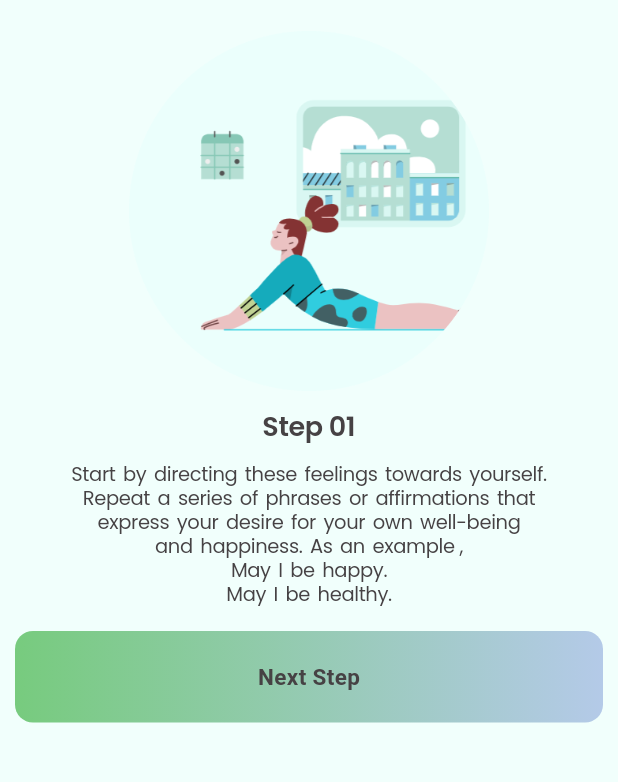
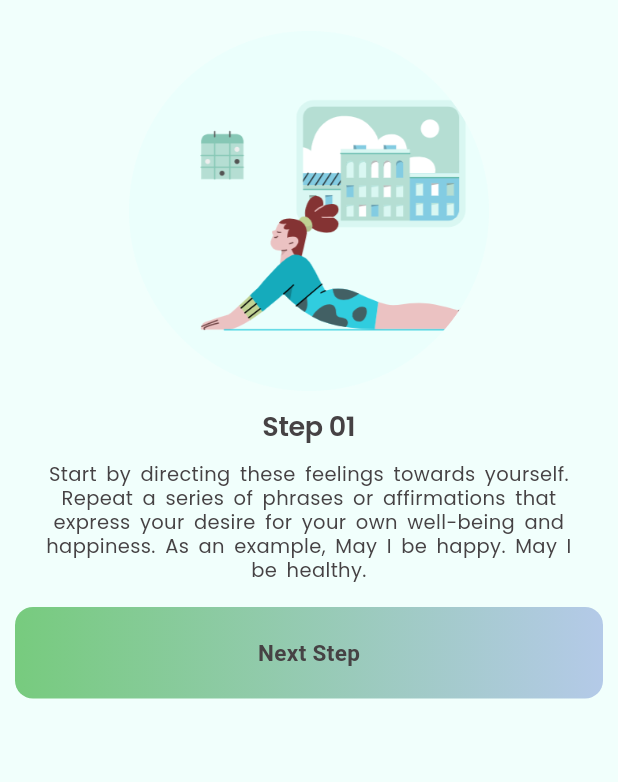
Before and after one commit to Rizz-33/Mood-Menders, a Flutter app: the lovekindmed_page screen opened directly, after a tap on "Start Meditation Now", on a phone screen of 412 x 824 dp, the part 98-880 px from its top. Run offline on Flutter 3.47's test engine with Material 3 defaults, Android fonts, the phone set to English and light mode, and no system bars; our stand-ins replace charts_flutter, cloud_firestore, firebase_auth, firebase_core, google_fonts; accounts and stored records are empty.

Commit message:
modify: path lovekindness

```diff
--- a/lib/lovemedstep1.dart
+++ b/lib/lovekindnessmed/lovemedstep1.dart
@@ -1,5 +1,5 @@
-import 'package:app/button.dart';
-import 'package:app/lovemedstep2.dart';
+import 'package:app/components/button.dart';
+import 'package:app/lovekindnessmed/lovemedstep2.dart';
 import 'package:flutter/material.dart';
 import 'package:google_fonts/google_fonts.dart';
 
@@ -116,17 +116,18 @@ class _lovemedstep1_pageState extends State<lovemedstep1_page> {
                   child: Row(
                     mainAxisAlignment: MainAxisAlignment.center,
                     children: [
-                      //message
-                      Text(
-                        'Start by directing these feelings towards yourself. \nRepeat a series of phrases or affirmations that \nexpress your desire for your own well-being \nand happiness. As an example ,\nMay I be happy.\nMay I be healthy.',
+                      Container(
+                        width: MediaQuery.of(context).size.width * 0.9,
+                        child: Text(
+                          'Start by directing these feelings towards yourself. Repeat a series of phrases or affirmations that express your desire for your own well-being and happiness. As an example, May I be happy. May I be healthy.',
                           textAlign: TextAlign.center,
                           style: GoogleFonts.poppins(
-                            textStyle: Theme.of(context).textTheme.displayLarge,
                               color: const Color.fromARGB(255, 70, 66, 68),
                               fontSize: 13,
                               height: 1.2,
-                            wordSpacing: 1.8,
+                              wordSpacing: 2.5,
                               fontWeight: FontWeight.w400),
+                        ),
                       ),
                     ],
                   ),
--- a/lib/loving-kindnessmed.dart
+++ b/lib/lovekindnessmed/loving-kindnessmed.dart
@@ -1,5 +1,5 @@
-import 'package:app/button.dart';
-import 'package:app/lovemedstep1.dart';
+import 'package:app/components/button.dart';
+import 'package:app/lovekindnessmed/lovemedstep1.dart';
 import 'package:flutter/material.dart';
 import 'package:google_fonts/google_fonts.dart';
 
@@ -100,17 +100,17 @@ class _lovekindmed_pageState extends State<lovekindmed_page> {
                 child: Row(
                   mainAxisAlignment: MainAxisAlignment.center,
                   children: [
-                    //message
-                    Text(
-                      'Loving-kindness meditation, also known as Metta \nmeditation, is a practice that cultivates feelings \nof compassion, love, and goodwill towards \noneself and others.  ',
+                    Container(
+                      width: MediaQuery.of(context).size.width * 0.9,
+                      child: Text(
+                        'Loving-kindness meditation, also known as Metta meditation, is a practice that cultivates feelings of compassion, love, and goodwill towards oneself and others.  ',
                         textAlign: TextAlign.center,
                         style: GoogleFonts.poppins(
-                        textStyle: Theme.of(context).textTheme.displayLarge,
                             color: const Color.fromARGB(255, 70, 66, 68),
-                        fontSize: 12,
-                        fontWeight: FontWeight.w400,
+                            fontSize: 13,
                             height: 1.2,
-                        wordSpacing: 1.8,
+                            wordSpacing: 2.5,
+                            fontWeight: FontWeight.w400),
                       ),
                     ),
                   ],
@@ -229,17 +229,17 @@ class _lovekindmed_pageState extends State<lovekindmed_page> {
                 child: Row(
                   mainAxisAlignment: MainAxisAlignment.start,
                   children: [
-                    //message
-                    Text(
-                      'Begin by finding a quiet and comfortable place to \nsit or lie down. This could be a meditation cushion, \na chair, or any location where you feel at ease.',
-                      textAlign: TextAlign.justify,
+                    Container(
+                      width: MediaQuery.of(context).size.width * 0.8,
+                      child: Text(
+                        'Begin by finding a quiet and comfortable place to sit or lie down. This could be a meditation cushion, a chair, or any location where you feel at ease.',
+                        textAlign: TextAlign.start,
                         style: GoogleFonts.poppins(
-                        textStyle: Theme.of(context).textTheme.displayLarge,
                             color: const Color.fromARGB(255, 70, 66, 68),
                             fontSize: 12,
-                        fontWeight: FontWeight.w400,
                             height: 1.2,
-                        wordSpacing: 1.5,
+                            wordSpacing: 2.5,
+                            fontWeight: FontWeight.w400),
                       ),
                     ),
                   ],
@@ -344,17 +344,17 @@ class _lovekindmed_pageState extends State<lovekindmed_page> {
                 child: Row(
                   mainAxisAlignment: MainAxisAlignment.start,
                   children: [
-                    //message
-                    Text(
-                      'Close your eyes and take a few deep breaths to \nrelax your body and clear your mind. Allow any \ntension or stress to dissolve.',
-                      textAlign: TextAlign.justify,
+                    Container(
+                      width: MediaQuery.of(context).size.width * 0.8,
+                      child: Text(
+                        'Close your eyes and take a few deep breaths to relax your body and clear your mind. Allow any tension or stress to dissolve.',
+                        textAlign: TextAlign.start,
                         style: GoogleFonts.poppins(
-                        textStyle: Theme.of(context).textTheme.displayLarge,
                             color: const Color.fromARGB(255, 70, 66, 68),
                             fontSize: 12,
-                        fontWeight: FontWeight.w400,
                             height: 1.2,
-                        wordSpacing: 1.5,
+                            wordSpacing: 2.5,
+                            fontWeight: FontWeight.w400),
                       ),
                     ),
                   ],
```
Also changed, not shown: lib/lovekindnessmed/lovemedstep10.dart (renamed from lib/lovemedstep4.dart, +27 -22 lines), lib/lovekindnessmed/lovemedstep2.dart (renamed from lib/lovemedstep2.dart, +8 -7 lines), lib/lovekindnessmed/lovemedstep3.dart (renamed from lib/lovemedstep6.dart, +16 -15 lines), lib/lovekindnessmed/lovemedstep4.dart (renamed from lib/lovemedstep5.dart, +22 -19 lines), lib/lovekindnessmed/lovemedstep5.dart (renamed from lib/lovemedstep7.dart, +16 -16 lines), lib/lovekindnessmed/lovemedstep6.dart (renamed from lib/lovemedstep3.dart, +16 -15 lines), lib/lovekindnessmed/lovemedstep7.dart (renamed from lib/lovemedstep9.dart, +18 -16 lines), lib/lovekindnessmed/lovemedstep8.dart (renamed from lib/lovemedstep8.dart, +8 -7 lines), lib/lovekindnessmed/lovemedstep9.dart (renamed from lib/lovemedstep10.dart, +20 -20 lines). Lines whose indentation alone changed are shown as unchanged.
